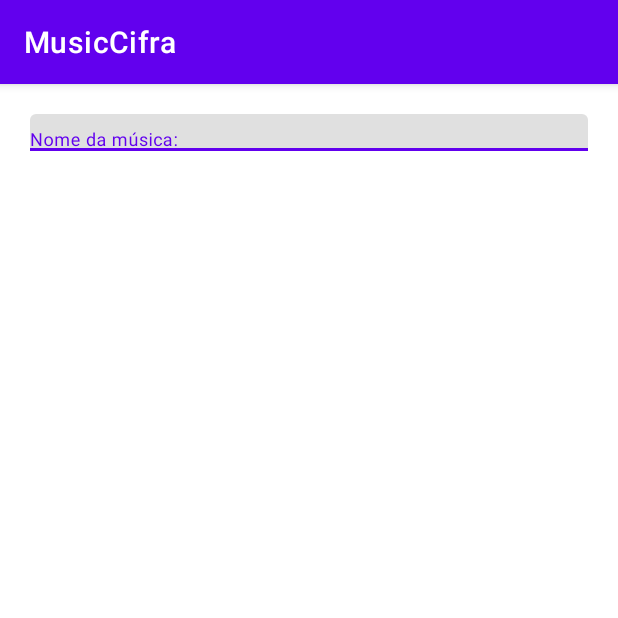
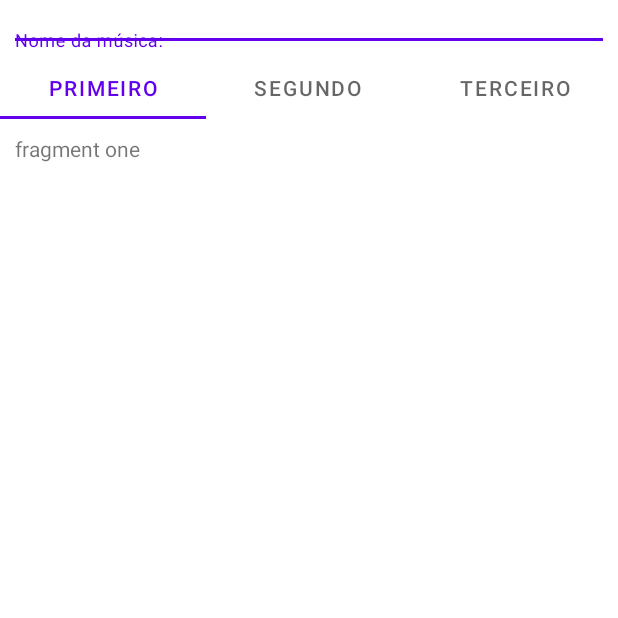
Before and after one commit to layonmartins/MusicCifra, an Android app: the screen it shows after launch (MainActivity), on a phone screen of 412 x 824 dp, the top half of it. Run offline under Robolectric (Android 15) with nearby library versions, the phone set to English and light mode, and no system bars; plain views replace MaterialAutoCompleteTextView.

Commit message:
Add the material tab and fix the statusbar color issue

```diff
--- a/app/build.gradle
+++ b/app/build.gradle
@@ -37,7 +37,6 @@ dependencies {
     implementation "org.jetbrains.kotlin:kotlin-stdlib:$kotlin_version"
     implementation 'androidx.core:core-ktx:1.2.0'
     implementation 'androidx.appcompat:appcompat:1.1.0'
-    implementation 'com.google.android.material:material:1.1.0'
     implementation 'androidx.constraintlayout:constraintlayout:1.1.3'
     //Material Design
     implementation 'com.google.android.material:material:1.2.0-alpha01'
@@ -45,4 +44,6 @@ dependencies {
     testImplementation 'junit:junit:4.+'
     androidTestImplementation 'androidx.test.ext:junit:1.1.1'
     androidTestImplementation 'androidx.test.espresso:espresso-core:3.2.0'
+    implementation 'com.google.android.material:material:1.1.0'
+    //implementation 'com.google.android.material:material:1.2.0'
 }
--- a/app/src/main/java/com/example/musiccifra/MainActivity.kt
+++ b/app/src/main/java/com/example/musiccifra/MainActivity.kt
@@ -11,8 +11,9 @@ import android.widget.ArrayAdapter
 import androidx.appcompat.app.AppCompatActivity
 import androidx.core.app.ActivityCompat
 import androidx.core.content.ContextCompat
+import com.example.musiccifra.adapter.MyViewPagerAdapter
+import com.example.musiccifra.fragment.*
 import kotlinx.android.synthetic.main.activity_main.*
-
 
 //Kotlin Top constants:
 
@@ -25,11 +26,15 @@ const val READ_STORAGE_PERMISSION_REQUEST_CODE = 103
 // TAG to print logs
 const val TAG = "layon.f" //like: MusicApp
 
-//TODO create material Tab "All musics", "last Music", "favorit Music"
+//TODO change the navigation bar color
+//TODO create material Tab "All musics", "last Music", "favorite Music"
 //TODO create recycle list from all tabs
 //TODO open the music pdf from uri
-//TODO add the favorit music list feature
-//TODO feature to download files from generic oficial music
+//TODO add the favorite music list feature
+//TODO feature to download files from generic official music
+//TODO get the list of music out of UIThread
+//TODO implement the fragment
+//TODO a setting panel
 
 class MainActivity : AppCompatActivity() {
 
@@ -46,6 +51,17 @@ class MainActivity : AppCompatActivity() {
         val adapter = ArrayAdapter<String>(this, android.R.layout.simple_dropdown_item_1line, musics)
         etText.setAdapter(adapter)
 
+        //configute the music tabs
+        setupTabs()
+    }
+
+    private fun setupTabs(){
+        val adapter = MyViewPagerAdapter(supportFragmentManager)
+        adapter.addFragment(OneFragment(), "Primeiro")
+        adapter.addFragment(TwoFragment(), "Segundo")
+        adapter.addFragment(ThreeFragment(), "Terceiro")
+        viewPager.adapter = adapter
+        my_tablayout.setupWithViewPager(viewPager)
     }
 
     //Util function to check if the app has the permission
@@ -70,9 +86,7 @@ class MainActivity : AppCompatActivity() {
 
     //function to get the music list names in sdcard/Download/PATHMUSICS
     fun getMusicNamesAvailable(): List<String> {
-
         var musicsList = listOf<String>("Musica 1", "Musica 2", "Musica 3")
-
         //Check if sdcard is mounted or not
         if(getExternalStorageState().equals(Environment.MEDIA_MOUNTED)){
             Log.d(TAG, "The getExternalStorageState() is mounted")
@@ -85,13 +99,12 @@ class MainActivity : AppCompatActivity() {
                     musicsList = musicList.map {it.name}
                     //TODO: this for is only to test, remove this in feature
                     for(music in musicsList) {
-                        Log.d(TAG, "music: $music")
+                        //Log.d(TAG, "music: $music")
                     }
                 } else {
                     Log.d(TAG, "musicList == null")
                 }
             } else {
-                //TODO download the files from google drive
                 Log.d(TAG, "$PATHMUSICS is NOT a directory")
             }
         } else {
--- /dev/null
+++ b/app/src/main/java/com/example/musiccifra/adapter/MyViewPagerAdapter.kt
@@ -0,0 +1,33 @@
+package com.example.musiccifra.adapter
+
+import android.util.Log
+import androidx.fragment.app.Fragment
+import androidx.fragment.app.FragmentManager
+import androidx.fragment.app.FragmentStatePagerAdapter
+
+
+class MyViewPagerAdapter (fm: FragmentManager)
+    : FragmentStatePagerAdapter(fm, BEHAVIOR_RESUME_ONLY_CURRENT_FRAGMENT){
+
+
+    private val fragmentList = ArrayList<Fragment>()
+    private val titleList = ArrayList<String>()
+
+    override fun getItem(position: Int): Fragment {
+        Log.i("layon.f", "getItem: $position")
+        return fragmentList[position]
+    }
+
+    override fun getCount() = fragmentList.size
+
+    override fun getPageTitle(position: Int): CharSequence? {
+        return titleList[position]
+    }
+
+    fun addFragment(fragment: Fragment, title: String){
+        Log.i("layon.f", "fragment: $fragment - title $title")
+        fragmentList.add(fragment)
+        titleList.add(title)
+    }
+
+}
--- /dev/null
+++ b/app/src/main/java/com/example/musiccifra/fragment/OneFragment.kt
@@ -0,0 +1,23 @@
+package com.example.musiccifra.fragment
+
+import android.os.Bundle
+import android.view.LayoutInflater
+import android.view.View
+import android.view.ViewGroup
+import androidx.fragment.app.Fragment
+import com.example.musiccifra.R
+
+class OneFragment : Fragment() {
+
+    override fun onCreateView(
+        inflater: LayoutInflater, container: ViewGroup?,
+        savedInstanceState: Bundle?
+    ): View? {
+        // Inflate the layout for this fragment
+        return inflater.inflate(R.layout.fragment_one, container, false)
+    }
+
+    companion object {
+        fun newInstance() = OneFragment()
+    }
+}
--- /dev/null
+++ b/app/src/main/java/com/example/musiccifra/fragment/ThreeFragment.kt
@@ -0,0 +1,24 @@
+package com.example.musiccifra.fragment
+
+import android.os.Bundle
+import android.view.LayoutInflater
+import android.view.View
+import android.view.ViewGroup
+import androidx.fragment.app.Fragment
+import com.example.musiccifra.R
+
+class ThreeFragment : Fragment() {
+
+    override fun onCreateView(
+        inflater: LayoutInflater, container: ViewGroup?,
+        savedInstanceState: Bundle?
+    ): View? {
+        // Inflate the layout for this fragment
+        return inflater.inflate(R.layout.fragment_three, container, false)
+    }
+
+
+    companion object {
+        fun newInstance() = ThreeFragment()
+    }
+}
--- /dev/null
+++ b/app/src/main/java/com/example/musiccifra/fragment/TwoFragment.kt
@@ -0,0 +1,23 @@
+package com.example.musiccifra.fragment
+
+import android.os.Bundle
+import android.view.LayoutInflater
+import android.view.View
+import android.view.ViewGroup
+import androidx.fragment.app.Fragment
+import com.example.musiccifra.R
+
+class TwoFragment : Fragment()  {
+
+    override fun onCreateView(
+        inflater: LayoutInflater, container: ViewGroup?,
+        savedInstanceState: Bundle?
+    ): View? {
+        // Inflate the layout for this fragment
+        return inflater.inflate(R.layout.fragment_two, container, false)
+    }
+
+    companion object {
+        fun newInstance() = TwoFragment()
+    }
+}
--- a/app/src/main/res/layout/activity_main.xml
+++ b/app/src/main/res/layout/activity_main.xml
@@ -6,21 +6,46 @@
     android:layout_width="match_parent"
     android:layout_height="match_parent"
     tools:context=".MainActivity">
+
     <LinearLayout
         android:layout_width="match_parent"
         android:layout_height="wrap_content"
         android:orientation="vertical"
-        android:layout_margin="20dp"
-        app:layout_constraintTop_toTopOf="parent">
+        app:layout_constraintTop_toTopOf="parent"
+        app:layout_constraintBottom_toBottomOf="parent"
+        app:layout_constraintStart_toStartOf="parent"
+        app:layout_constraintEnd_toEndOf="parent">
+
         <com.google.android.material.textfield.TextInputLayout
             android:id="@+id/layEt"
             android:layout_width="match_parent"
-            android:layout_height="wrap_content"
+            android:layout_height="0dp"
+            android:layout_weight="1"
             android:hint="Nome da música:">
             <com.google.android.material.textview.MaterialAutoCompleteTextView
                 android:id="@+id/etText"
                 android:layout_width="match_parent"
-                android:layout_height="wrap_content"/>
+                android:layout_height="match_parent"
+                android:layout_margin="10dp"
+                android:background="@color/material_on_primary_emphasis_high_type"
+                tools:ignore="MissingClass" />
         </com.google.android.material.textfield.TextInputLayout>
+
+        <com.google.android.material.tabs.TabLayout
+            android:id="@+id/my_tablayout"
+            android:layout_width="match_parent"
+            android:layout_height="0dp"
+            android:layout_weight="0.8"
+            app:tabMode="fixed"/>
+
+        <androidx.viewpager.widget.ViewPager
+            android:id="@+id/viewPager"
+            android:layout_width="match_parent"
+            android:layout_height="0dp"
+            android:layout_weight="10"
+            android:layout_margin="10dp"
+            app:layout_behavior="@string/appbar_scrolling_view_behavior" />
+
     </LinearLayout>
+
 </androidx.constraintlayout.widget.ConstraintLayout>
--- /dev/null
+++ b/app/src/main/res/layout/fragment_one.xml
@@ -0,0 +1,12 @@
+<?xml version="1.0" encoding="utf-8"?>
+<LinearLayout xmlns:android="http://schemas.android.com/apk/res/android"
+    android:layout_width="match_parent"
+    android:layout_height="match_parent">
+
+    <!-- TODO: Update blank fragment layout -->
+    <TextView
+        android:layout_width="match_parent"
+        android:layout_height="match_parent"
+        android:text="fragment one" />
+
+</LinearLayout>
--- /dev/null
+++ b/app/src/main/res/layout/fragment_three.xml
@@ -0,0 +1,12 @@
+<?xml version="1.0" encoding="utf-8"?>
+<LinearLayout xmlns:android="http://schemas.android.com/apk/res/android"
+    android:layout_width="match_parent"
+    android:layout_height="match_parent">
+
+    <!-- TODO: Update blank fragment layout -->
+    <TextView
+        android:layout_width="match_parent"
+        android:layout_height="match_parent"
+        android:text="fragment three" />
+
+</LinearLayout>
--- /dev/null
+++ b/app/src/main/res/layout/fragment_two.xml
@@ -0,0 +1,12 @@
+<?xml version="1.0" encoding="utf-8"?>
+<LinearLayout xmlns:android="http://schemas.android.com/apk/res/android"
+    android:layout_width="match_parent"
+    android:layout_height="match_parent">
+
+    <!-- TODO: Update blank fragment layout -->
+    <TextView
+        android:layout_width="match_parent"
+        android:layout_height="match_parent"
+        android:text="fragment two" />
+
+</LinearLayout>
--- a/app/src/main/res/values-night/themes.xml
+++ b/app/src/main/res/values-night/themes.xml
@@ -1,6 +1,6 @@
 <resources xmlns:tools="http://schemas.android.com/tools">
     <!-- Base application theme. -->
-    <style name="Theme.MusicCifra" parent="Theme.MaterialComponents.DayNight.DarkActionBar">
+    <style name="Theme.MusicCifra" parent="Theme.MaterialComponents.DayNight.NoActionBar">
         <!-- Primary brand color. -->
         <item name="colorPrimary">@color/purple_200</item>
         <item name="colorPrimaryVariant">@color/purple_700</item>
@@ -10,7 +10,8 @@
         <item name="colorSecondaryVariant">@color/teal_200</item>
         <item name="colorOnSecondary">@color/black</item>
         <!-- Status bar color. -->
-        <item name="android:statusBarColor" tools:targetApi="l">?attr/colorPrimaryVariant</item>
+        <item name="android:statusBarColor" tools:targetApi="l">@color/black</item>
+        <item name="android:windowLightStatusBar" tools:targetApi="23">false</item>
         <!-- Customize your theme here. -->
     </style>
 </resources>
--- a/app/src/main/res/values/themes.xml
+++ b/app/src/main/res/values/themes.xml
@@ -1,16 +1,18 @@
 <resources xmlns:tools="http://schemas.android.com/tools">
     <!-- Base application theme. -->
-    <style name="Theme.MusicCifra" parent="Theme.MaterialComponents.DayNight.DarkActionBar">
+    <style name="Theme.MusicCifra" parent="Theme.MaterialComponents.DayNight.NoActionBar">
         <!-- Primary brand color. -->
         <item name="colorPrimary">@color/purple_500</item>
         <item name="colorPrimaryVariant">@color/purple_700</item>
         <item name="colorOnPrimary">@color/white</item>
+
         <!-- Secondary brand color. -->
         <item name="colorSecondary">@color/teal_200</item>
         <item name="colorSecondaryVariant">@color/teal_700</item>
         <item name="colorOnSecondary">@color/black</item>
         <!-- Status bar color. -->
-        <item name="android:statusBarColor" tools:targetApi="l">?attr/colorPrimaryVariant</item>
+        <item name="android:statusBarColor" tools:targetApi="l">@color/white</item>
+        <item name="android:windowLightStatusBar" tools:targetApi="23">true</item>
         <!-- Customize your theme here. -->
     </style>
 </resources>
```
